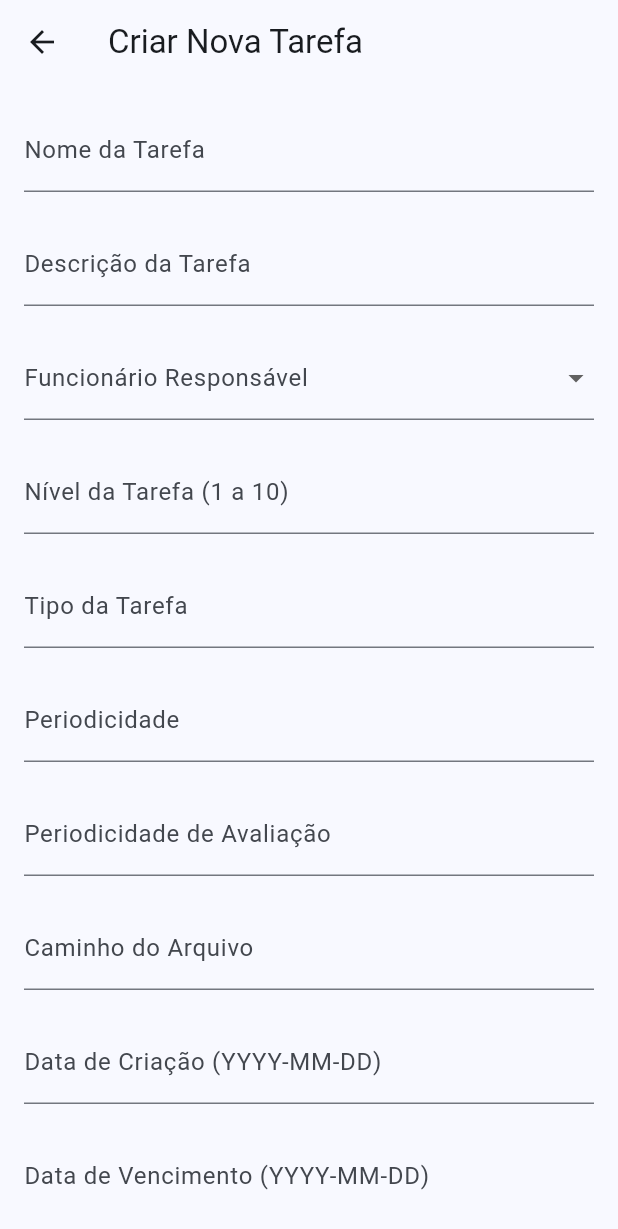
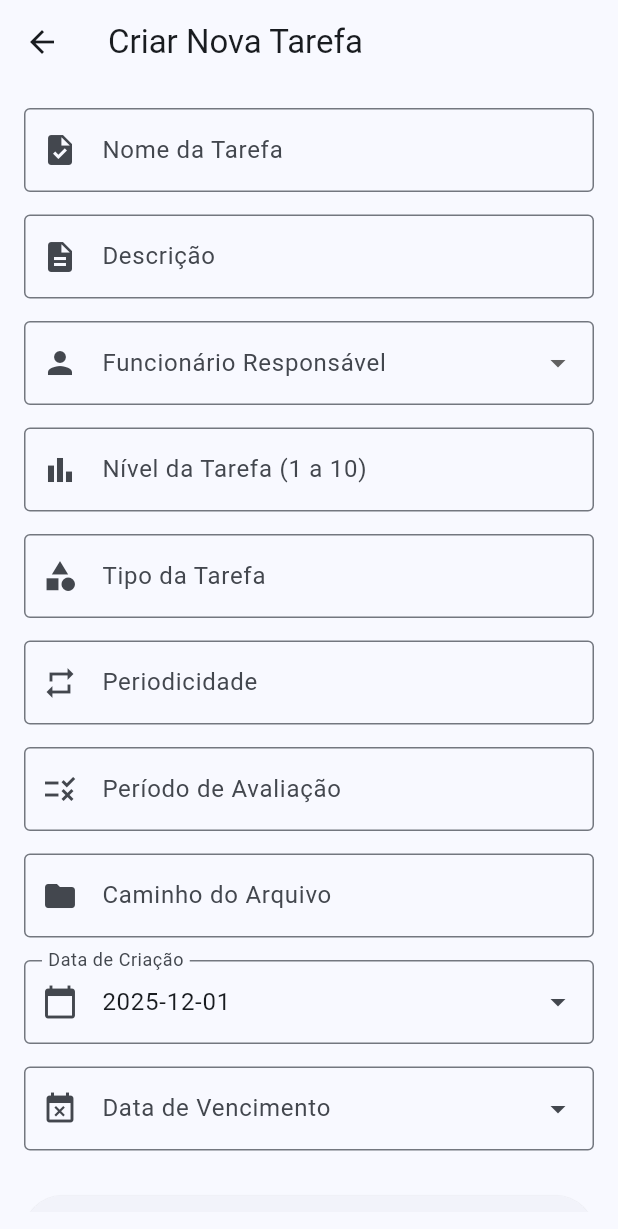
Before and after one commit to Samukaka01/trabalho-mobile-I, a Flutter app: the screen it shows after launch, item 3 of the bottom bar chosen, after a tap on the "add" icon, on a phone screen of 412 x 824 dp. Shown: the top 1229 px of the screen. Run offline on Flutter 3.47's test engine with Material 3 defaults, Android fonts, the phone set to English and light mode, and no system bars.

Commit message:
criando a aba de funcionarios e ajustanto estilização do formulario tarefa

```diff
--- a/lib/funcionariosPage.dart
+++ b/lib/funcionariosPage.dart
@@ -1,12 +1,121 @@
-import 'dart:developer';
 import 'package:flutter/material.dart';
+import 'package:tarefas/dataset.dart';
+import 'package:tarefas/funcionariosFormPage.dart';
 
-class FuncionariosPage extends StatelessWidget {
+class FuncionariosPage extends StatefulWidget {
   const FuncionariosPage({super.key});
+
   @override
-  Widget build(BuildContext context) => Scaffold(
-    appBar: AppBar(
-      title: const Text('Gestão de Funcionários')
-      )
+  State<FuncionariosPage> createState() => _FuncionariosPageState();
+}
+
+class _FuncionariosPageState extends State<FuncionariosPage> {
+  @override
+  Widget build(BuildContext context) {
+    return Scaffold(
+      body: funcionarios.isEmpty
+          ? const Center(
+              child: Text(
+                'Nenhum funcionário cadastrado.',
+                style: TextStyle(fontSize: 18, color: Colors.grey),
+              ),
+            )
+          : ListView.builder(
+              padding: const EdgeInsets.symmetric(vertical: 8.0),
+              itemCount: funcionarios.length,
+              itemBuilder: (BuildContext context, int index) {
+                final funcionario = funcionarios[index];
+
+                return Card(
+                  margin:
+                      const EdgeInsets.symmetric(horizontal: 10, vertical: 5),
+                  elevation: 2,
+                  child: ExpansionTile(
+                    leading: CircleAvatar(
+                      backgroundColor: Colors.blue.shade100,
+                      child: Text(
+                        funcionario.id.toString(),
+                        style: const TextStyle(
+                            color: Colors.blue, fontWeight: FontWeight.bold),
+                      ),
+                    ),
+                    title: Text(
+                      funcionario.nome,
+                      style: const TextStyle(
+                        fontWeight: FontWeight.bold,
+                        fontSize: 16,
+                      ),
+                    ),
+                    subtitle: Text(
+                      funcionario.cargo,
+                      style: TextStyle(color: Colors.grey[600]),
+                    ),
+                    children: <Widget>[
+                      Padding(
+                        padding: const EdgeInsets.all(16.0),
+                        child: Column(
+                          crossAxisAlignment: CrossAxisAlignment.start,
+                          children: [
+                            _buildInfoRow(
+                                Icons.email, 'Email', funcionario.email),
+                            const Divider(),
+                            _buildInfoRow(
+                                Icons.phone, 'Telefone', funcionario.telefone),
+                            const Divider(),
+                            _buildInfoRow(Icons.badge, 'CPF', funcionario.cpf),
+                            const Divider(),
+                            _buildInfoRow(Icons.location_on, 'Endereço',
+                                funcionario.endereco),
+                            const Divider(),
+                            _buildInfoRow(Icons.cake, 'Data de Nascimento',
+                                funcionario.dataNascimento),
+                          ],
+                        ),
+                      ),
+                    ],
+                  ),
+                );
+              },
+            ),
+      floatingActionButton: FloatingActionButton(
+        onPressed: () async {
+          await Navigator.push(
+            context,
+            MaterialPageRoute(
+              builder: (context) => const FuncionariosFormPage(),
+            ),
+          );
+
+          setState(() {});
+        },
+        tooltip: 'Adicionar Funcionário',
+        child: const Icon(Icons.add),
+      ),
     );
+  }
+
+
+  Widget _buildInfoRow(IconData icon, String label, String value) {
+    return Row(
+      crossAxisAlignment: CrossAxisAlignment.start,
+      children: [
+        Icon(icon, size: 20, color: Colors.blueGrey),
+        const SizedBox(width: 10),
+        Expanded(
+          child: RichText(
+            text: TextSpan(
+              style: const TextStyle(color: Colors.black87, fontSize: 14),
+              children: [
+                TextSpan(
+                  text: '$label: ',
+                  style: const TextStyle(fontWeight: FontWeight.bold),
+                ),
+                TextSpan(text: value),
+              ],
+            ),
+          ),
+        ),
+      ],
+    );
+  }
 }
--- a/lib/main.dart
+++ b/lib/main.dart
@@ -54,7 +54,7 @@ class _MainScreenState extends State<MainScreen> {
     }
 
     final List<Widget> _widgetOptions = <Widget>[
-      HomePageTarefas(title: 'Dashboard de Tarefas'),
+      HomePageTarefas(title: 'Tarefas Próximas'),
       MinhasTarefasPage(title: 'Minhas Tarefas'),
       TarefasPage(title: 'Gestão de Tarefas', onTaskAdded: recarregarInfos),
       const FuncionariosPage(),
--- a/lib/tarefasFormPage.dart
+++ b/lib/tarefasFormPage.dart
@@ -1,11 +1,10 @@
 import 'package:flutter/material.dart';
 import 'package:tarefas/dataset.dart';
 
+class TarefasFormPage extends StatefulWidget {
+  final List<Tarefa> listaTarefas;
 
-class TarefasFormPage extends StatefulWidget {
-  TarefasFormPage({super.key, required this.listaTarefas});
-
-  List<Tarefa> listaTarefas;
+  const TarefasFormPage({super.key, required this.listaTarefas});
 
   @override
   State<TarefasFormPage> createState() => _TarefasFormPageState();
@@ -14,21 +13,95 @@ class TarefasFormPage extends StatefulWidget {
 class _TarefasFormPageState extends State<TarefasFormPage> {
   final _formKey = GlobalKey<FormState>();
 
-  String? _nome;
-  String? _desc;
-  Funcionario? _funcionario;
-  int? _nivelTarefa;
-  String? _tipoTarefa;
-  String? _periodicidade;
-  String? _perioAvaliacao;
-  String? _caminhoTarefa;
-  DateTime? _dataCriacao;
-  DateTime? _dataVencimento;
+
+  final _nomeController = TextEditingController();
+  final _descController = TextEditingController();
+  final _nivelController = TextEditingController();
+  final _tipoController = TextEditingController();
+  final _periodicidadeController = TextEditingController();
+  final _avaliacaoController = TextEditingController();
+  final _caminhoController = TextEditingController();
+  final _dataCriacaoController = TextEditingController();
+  final _dataVencimentoController = TextEditingController();
+
+
+  Funcionario? _funcionarioSelecionado;
+
+  @override
+  void initState() {
+    super.initState();
+    final now = DateTime.now();
+    _dataCriacaoController.text = "${now.year}-${now.month.toString().padLeft(2, '0')}-${now.day.toString().padLeft(2, '0')}";
+  }
+
+  Future<void> _selecionarData(BuildContext context, TextEditingController controller) async {
+    final DateTime? picked = await showDatePicker(
+      context: context,
+      initialDate: DateTime.now(),
+      firstDate: DateTime(2000),
+      lastDate: DateTime(2100),
+    );
+    if (picked != null) {
+      setState(() {
+        controller.text = "${picked.year}-${picked.month.toString().padLeft(2, '0')}-${picked.day.toString().padLeft(2, '0')}";
+      });
+    }
+  }
+
+  void _salvarTarefa() {
+    if (_formKey.currentState!.validate()) {
+      if (_funcionarioSelecionado == null) {
+        ScaffoldMessenger.of(context).showSnackBar(
+          const SnackBar(content: Text('Selecione um funcionário responsável.')),
+        );
+        return;
+      }
+      final newId = widget.listaTarefas.isEmpty ? 1 : widget.listaTarefas.last.id + 1;
+
+
+      final novaTarefa = Tarefa(
+        id: newId,
+        nome: _nomeController.text,
+        descTarefa: _descController.text,
+        funcionario: _funcionarioSelecionado!,
+        nivelTarefa: int.tryParse(_nivelController.text) ?? 1,
+        tipoTarefa: _tipoController.text,
+        periodicidade: _periodicidadeController.text,
+        perioAvaliacao: _avaliacaoController.text,
+        caminhoTarefa: _caminhoController.text,
+        dataTarefaCriada: DateTime.tryParse(_dataCriacaoController.text),
+        dataVencimentoTarefa: DateTime.tryParse(_dataVencimentoController.text),
+      );
+
+      widget.listaTarefas.add(novaTarefa);
+
+      ScaffoldMessenger.of(context).showSnackBar(
+        SnackBar(content: Text('Tarefa "${novaTarefa.nome}" salva com sucesso!')),
+      );
+      Navigator.pop(context);
+    }
+  }
+
+  @override
+  void dispose() {
+    _nomeController.dispose();
+    _descController.dispose();
+    _nivelController.dispose();
+    _tipoController.dispose();
+    _periodicidadeController.dispose();
+    _avaliacaoController.dispose();
+    _caminhoController.dispose();
+    _dataCriacaoController.dispose();
+    _dataVencimentoController.dispose();
+    super.dispose();
+  }
 
   @override
   Widget build(BuildContext context) {
     return Scaffold(
-      appBar: AppBar(title: const Text("Criar Nova Tarefa")),
+      appBar: AppBar(
+        title: const Text("Criar Nova Tarefa"),
+      ),
       body: Padding(
         padding: const EdgeInsets.all(16.0),
         child: Form(
@@ -36,138 +109,97 @@ class _TarefasFormPageState extends State<TarefasFormPage> {
           child: SingleChildScrollView(
             child: Column(
               children: [
-                TextFormField(
-                  decoration: const InputDecoration(labelText: "Nome da Tarefa"),
-                  validator: (value) {
-                    if (value == null || value.isEmpty) {
-                      return 'Informe o nome da tarefa';
-                    }
-                    return null;
-                  },
-                  onSaved: (value) => _nome = value,
+                _buildTextField(
+                  controller: _nomeController,
+                  label: 'Nome da Tarefa',
+                  icon: Icons.task,
                 ),
-                const SizedBox(height: 20),
-
-                TextFormField(
-                  decoration: const InputDecoration(labelText: "Descrição da Tarefa"),
-                  validator: (value) {
-                    if (value == null || value.isEmpty) {
-                      return 'Informe a descrição';
-                    }
-                    return null;
-                  },
-                  onSaved: (value) => _desc = value,
+                const SizedBox(height: 15),
+                _buildTextField(
+                  controller: _descController,
+                  label: 'Descrição',
+                  icon: Icons.description,
                 ),
-                const SizedBox(height: 20),
+                const SizedBox(height: 15),
 
                 DropdownButtonFormField<Funcionario>(
-                  decoration: const InputDecoration(labelText: "Funcionário Responsável"),
+                  decoration: const InputDecoration(
+                    labelText: "Funcionário Responsável",
+                    prefixIcon: Icon(Icons.person),
+                    border: OutlineInputBorder(),
+                  ),
+                  value: _funcionarioSelecionado,
                   items: funcionarios.map((f) {
                     return DropdownMenuItem(
                       value: f,
                       child: Text(f.nome),
                     );
                   }).toList(),
-                  onChanged: (value) => _funcionario = value,
-                  validator: (value) {
-                    if (value == null) return 'Selecione um funcionário';
-                    return null;
+                  onChanged: (value) {
+                    setState(() {
+                      _funcionarioSelecionado = value;
+                    });
                   },
-                  onSaved: (value) => _funcionario = value,
+                  validator: (value) => value == null ? 'Selecione um funcionário' : null,
                 ),
-                const SizedBox(height: 20),
+                const SizedBox(height: 15),
 
-                TextFormField(
-                  decoration: const InputDecoration(labelText: "Nível da Tarefa (1 a 10)"),
+                _buildTextField(
+                  controller: _nivelController,
+                  label: 'Nível da Tarefa (1 a 10)',
+                  icon: Icons.bar_chart,
                   keyboardType: TextInputType.number,
-                  validator: (value) {
-                    if (value == null || value.isEmpty) return 'Informe o nível';
-                    final n = int.tryParse(value);
-                    if (n == null || n < 1 || n > 10) return 'Nível deve ser entre 1 e 10';
-                    return null;
-                  },
-                  onSaved: (value) => _nivelTarefa = int.parse(value!),
                 ),
-                const SizedBox(height: 20),
+                const SizedBox(height: 15),
+                _buildTextField(
+                  controller: _tipoController,
+                  label: 'Tipo da Tarefa',
+                  icon: Icons.category,
+                ),
+                const SizedBox(height: 15),
+                _buildTextField(
+                  controller: _periodicidadeController,
+                  label: 'Periodicidade',
+                  icon: Icons.repeat,
+                ),
+                const SizedBox(height: 15),
+                _buildTextField(
+                  controller: _avaliacaoController,
+                  label: 'Período de Avaliação',
+                  icon: Icons.rule,
+                ),
+                const SizedBox(height: 15),
+                _buildTextField(
+                  controller: _caminhoController,
+                  label: 'Caminho do Arquivo',
+                  icon: Icons.folder,
+                ),
+                const SizedBox(height: 15),
 
-                TextFormField(
-                  decoration: const InputDecoration(labelText: "Tipo da Tarefa"),
-                  validator: (value) {
-                    if (value == null || value.isEmpty) return 'Informe o tipo';
-                    return null;
-                  },
-                  onSaved: (value) => _tipoTarefa = value,
+                _buildDatePicker(
+                  controller: _dataCriacaoController,
+                  label: 'Data de Criação',
+                  icon: Icons.calendar_today,
                 ),
-                const SizedBox(height: 20),
+                const SizedBox(height: 15),
+                _buildDatePicker(
+                  controller: _dataVencimentoController,
+                  label: 'Data de Vencimento',
+                  icon: Icons.event_busy,
+                ),
 
-                TextFormField(
-                  decoration: const InputDecoration(labelText: "Periodicidade"),
-                  onSaved: (value) => _periodicidade = value,
-                ),
-                const SizedBox(height: 20),
-
-                TextFormField(
-                  decoration: const InputDecoration(labelText: "Periodicidade de Avaliação"),
-                  onSaved: (value) => _perioAvaliacao = value,
-                ),
-                const SizedBox(height: 20),
-
-                TextFormField(
-                  decoration: const InputDecoration(labelText: "Caminho do Arquivo"),
-                  onSaved: (value) => _caminhoTarefa = value,
-                ),
-                const SizedBox(height: 20),
-
-                TextFormField(
-                  decoration: const InputDecoration(labelText: "Data de Criação (YYYY-MM-DD)"),
-                  validator: (value) {
-                    if (value != null && value.isNotEmpty && DateTime.tryParse(value) == null) {
-                      return 'Formato inválido';
-                    }
-                    return null;
-                  },
-                  onSaved: (value) => _dataCriacao = value != null && value.isNotEmpty ? DateTime.parse(value) : null,
-                ),
-                const SizedBox(height: 20),
-
-                TextFormField(
-                  decoration: const InputDecoration(labelText: "Data de Vencimento (YYYY-MM-DD)"),
-                  validator: (value) {
-                    if (value != null && value.isNotEmpty && DateTime.tryParse(value) == null) {
-                      return 'Formato inválido';
-                    }
-                    return null;
-                  },
-                  onSaved: (value) => _dataVencimento = value != null && value.isNotEmpty ? DateTime.parse(value) : null,
-                ),
                 const SizedBox(height: 30),
-
-                ElevatedButton(
-                  onPressed: () {
-                    if (_formKey.currentState!.validate()) {
-                      _formKey.currentState!.save();
-                      Tarefa novaTarefa = Tarefa(
-                        id: widget.listaTarefas.length + 1,
-                        nome: _nome!,
-                        descTarefa: _desc!,
-                        funcionario: _funcionario!,
-                        nivelTarefa: _nivelTarefa ?? 1,
-                        tipoTarefa: _tipoTarefa ?? '',
-                        periodicidade: _periodicidade ?? '',
-                        perioAvaliacao: _perioAvaliacao ?? '',
-                        caminhoTarefa: _caminhoTarefa ?? '',
-                        dataTarefaCriada: _dataCriacao,
-                        dataVencimentoTarefa: _dataVencimento,
-                      );
-
-                        widget.listaTarefas.add(novaTarefa);
-
-                      debugPrint('RASTREIO 1: Formulario SALVOU. Total Tarefas: ${listaTarefas.length}');
-
-                      Navigator.pop(context);
-                    }
-                  },
-                  child: const Text("Salvar"),
+                SizedBox(
+                  width: double.infinity,
+                  child: ElevatedButton.icon(
+                    onPressed: _salvarTarefa,
+                    icon: const Icon(Icons.save),
+                    label: const Text('Salvar Tarefa'),
+                    style: ElevatedButton.styleFrom(
+                      padding: const EdgeInsets.symmetric(vertical: 15),
+                      textStyle: const TextStyle(fontSize: 18),
+                    ),
+                  ),
                 ),
               ],
             ),
@@ -176,4 +208,53 @@ class _TarefasFormPageState extends State<TarefasFormPage> {
       ),
     );
   }
+
+  // Widget auxiliar para criar campos de texto padrão
+  Widget _buildTextField({
+    required TextEditingController controller,
+    required String label,
+    required IconData icon,
+    TextInputType keyboardType = TextInputType.text,
+  }) {
+    return TextFormField(
+      controller: controller,
+      keyboardType: keyboardType,
+      decoration: InputDecoration(
+        labelText: label,
+        prefixIcon: Icon(icon),
+        border: const OutlineInputBorder(),
+      ),
+      validator: (value) {
+        if (value == null || value.isEmpty) {
+          return 'Campo obrigatório';
+        }
+        return null;
+      },
+    );
+  }
+
+  // Widget auxiliar para criar campos de Data
+  Widget _buildDatePicker({
+    required TextEditingController controller,
+    required String label,
+    required IconData icon,
+  }) {
+    return TextFormField(
+      controller: controller,
+      readOnly: true,
+      decoration: InputDecoration(
+        labelText: label,
+        prefixIcon: Icon(icon),
+        border: const OutlineInputBorder(),
+        suffixIcon: const Icon(Icons.arrow_drop_down),
+      ),
+      onTap: () => _selecionarData(context, controller),
+      validator: (value) {
+        if (value == null || value.isEmpty) {
+          return 'Informe a data';
+        }
+        return null;
+      },
+    );
+  }
 }
--- a/lib/tarefasPage.dart
+++ b/lib/tarefasPage.dart
@@ -23,7 +23,7 @@ class _TarefasPageState extends State<TarefasPage> {
           padding: const EdgeInsets.symmetric(vertical: 8.0, horizontal: 0),
           child: ListView.builder(
             itemCount:
-                listaTarefas.length, // Usando a lista global do main.dart
+                listaTarefas.length,
             itemBuilder: (BuildContext context, int index) {
               final tarefa = listaTarefas[index];
 
```
Also changed, not shown: lib/funcionariosFormPage.dart (added, +191 -0 lines).
